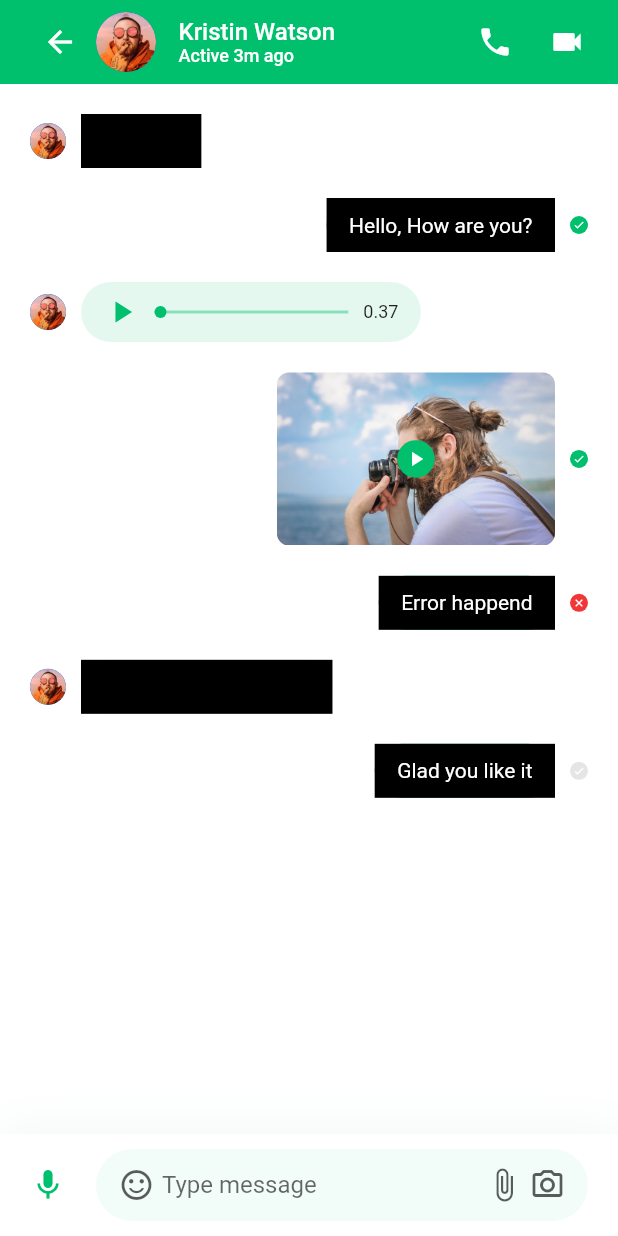
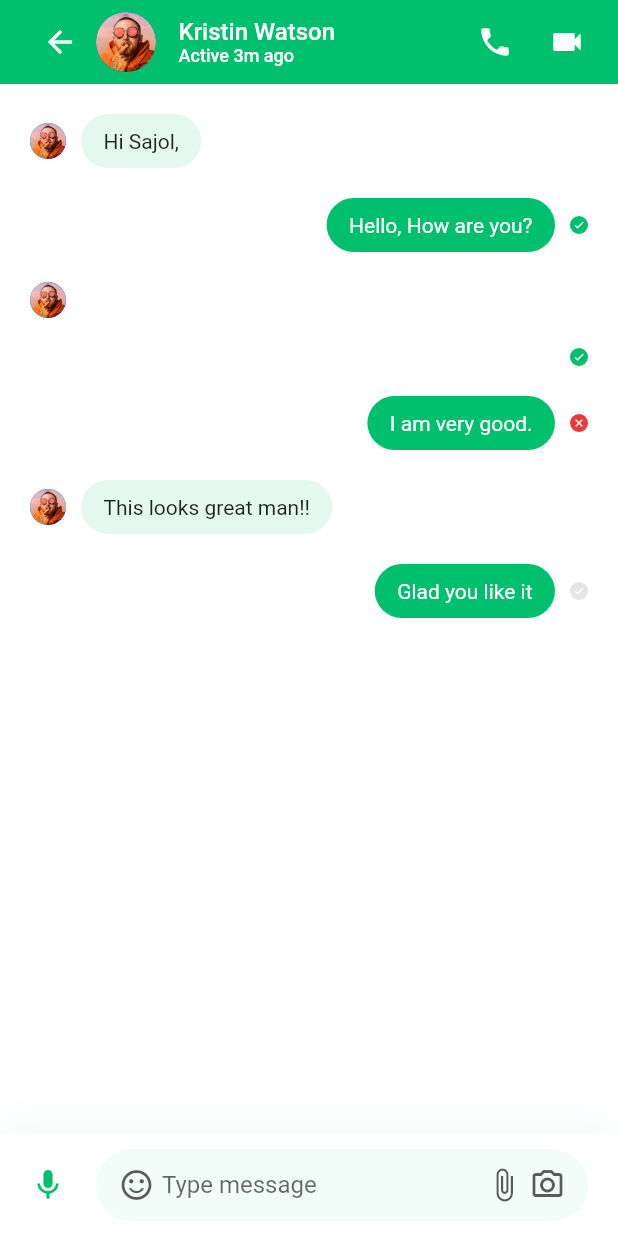
Before and after one commit to manozghale/voip_app, a Flutter app: the MessagesScreen screen opened directly, on a phone screen of 412 x 824 dp. Run offline on Flutter 3.47's test engine with Material 2 defaults, Android fonts, the phone set to English and light mode, and no system bars; our stand-ins replace google_fonts, shared_preferences; accounts and stored records are empty.

Commit message:
chat detail UI

```diff
--- a/lib/models/ChatMessage.dart
+++ b/lib/models/ChatMessage.dart
@@ -43,7 +43,8 @@ List demeChatMessages = [
     isSender: true,
   ),
   ChatMessage(
-    text: "Error happend",
+    text:
+        "I am very good.", //How about you buddy? This is so nice to meet you again",
     messageType: ChatMessageType.text,
     messageStatus: MessageStatus.not_sent,
     isSender: true,
--- a/lib/screens/messages/components/message.dart
+++ b/lib/screens/messages/components/message.dart
@@ -20,10 +20,7 @@ class Message extends StatelessWidget {
       switch (message.messageType) {
         case ChatMessageType.text:
           return TextMessage(message: message);
-        case ChatMessageType.audio:
-          return AudioMessage(message: message);
-        case ChatMessageType.video:
-          return VideoMessage();
+          break;
         default:
           return SizedBox();
       }
@@ -42,6 +39,9 @@ class Message extends StatelessWidget {
             ),
             SizedBox(width: kDefaultPadding / 2),
           ],
+          // TextMessage(
+          //   message: message,
+          // ),
           messageContaint(message),
           if (message.isSender) MessageStatusDot(status: message.messageStatus)
         ],
@@ -49,6 +49,50 @@ class Message extends StatelessWidget {
     );
   }
 }
+
+// class Message extends StatelessWidget {
+//   const Message({
+//     Key key,
+//     @required this.message,
+//   }) : super(key: key);
+
+//   final ChatMessage message;
+
+//   @override
+//   Widget build(BuildContext context) {
+//     Widget messageContaint(ChatMessage message) {
+//       switch (message.messageType) {
+//         case ChatMessageType.text:
+//           return TextMessage(message: message);
+//         case ChatMessageType.audio:
+//           return AudioMessage(message: message);
+//         case ChatMessageType.video:
+//           return VideoMessage();
+//         default:
+//           return SizedBox();
+//       }
+//     }
+
+//     return Padding(
+//       padding: const EdgeInsets.only(top: kDefaultPadding),
+//       child: Row(
+//         mainAxisAlignment:
+//             message.isSender ? MainAxisAlignment.end : MainAxisAlignment.start,
+//         children: [
+//           if (!message.isSender) ...[
+//             CircleAvatar(
+//               radius: 12,
+//               backgroundImage: AssetImage("assets/images/user_2.png"),
+//             ),
+//             SizedBox(width: kDefaultPadding / 2),
+//           ],
+//           messageContaint(message),
+//           if (message.isSender) MessageStatusDot(status: message.messageStatus)
+//         ],
+//       ),
+//     );
+//   }
+// }
 
 class MessageStatusDot extends StatelessWidget {
   final MessageStatus status;
--- a/lib/screens/messages/components/text_message.dart
+++ b/lib/screens/messages/components/text_message.dart
@@ -14,13 +14,8 @@ class TextMessage extends StatelessWidget {
   @override
   Widget build(BuildContext context) {
     return Container(
-      color: MediaQuery.of(context).platformBrightness == Brightness.dark
-          ? Colors.white
-          : Colors.black,
       padding: EdgeInsets.symmetric(
-        horizontal: kDefaultPadding * 0.75,
-        vertical: kDefaultPadding / 2,
-      ),
+          horizontal: kDefaultPadding * 0.75, vertical: kDefaultPadding / 2),
       decoration: BoxDecoration(
         color: kPrimaryColor.withOpacity(message.isSender ? 1 : 0.1),
         borderRadius: BorderRadius.circular(30),
@@ -28,10 +23,9 @@ class TextMessage extends StatelessWidget {
       child: Text(
         message.text,
         style: TextStyle(
-          color: message.isSender
-              ? Colors.white
-              : Theme.of(context).textTheme.bodyText1.color,
-        ),
+            color: message.isSender
+                ? Colors.white
+                : Theme.of(context).textTheme.bodyText1.color),
       ),
     );
   }
--- a/pubspec.yaml
+++ b/pubspec.yaml
@@ -32,7 +32,7 @@ dependencies:
   google_fonts: ^1.1.2
   http: ^0.12.2
   shared_preferences: ^2.0.6
-  contacts_service: ^0.6.1
+  # contacts_service: ^0.6.1
 
 dev_dependencies:
   flutter_test:
```
Also changed, not shown: lib/screens/messages/components/body.dart (+15 -0 lines), pubspec.lock, 41 other files.
